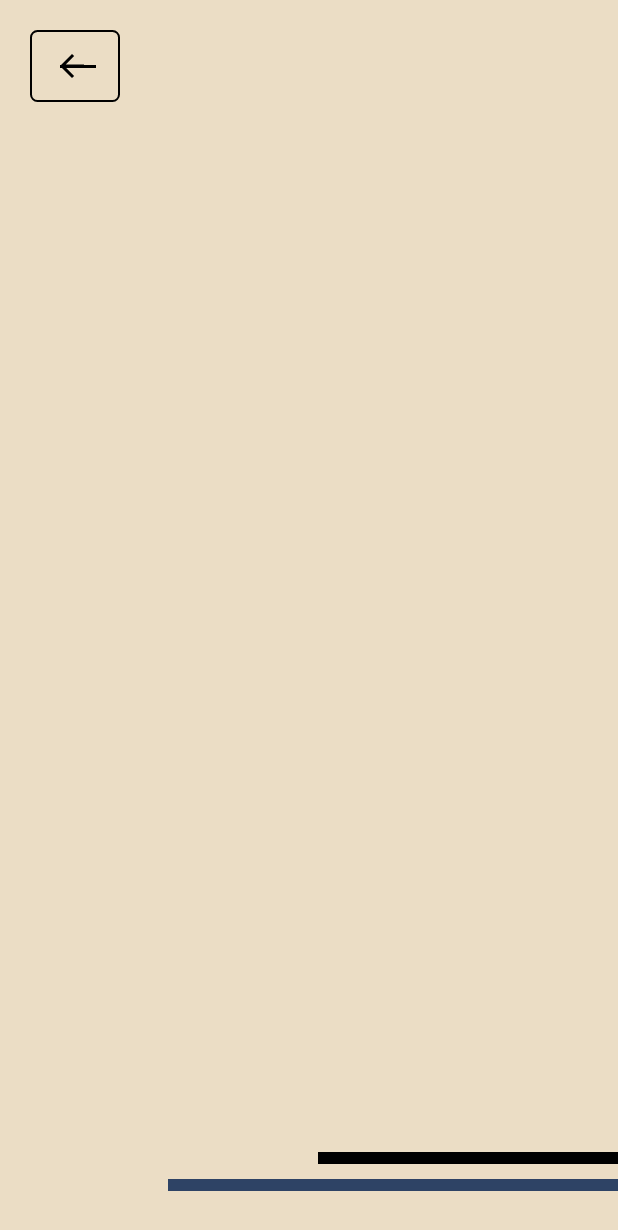
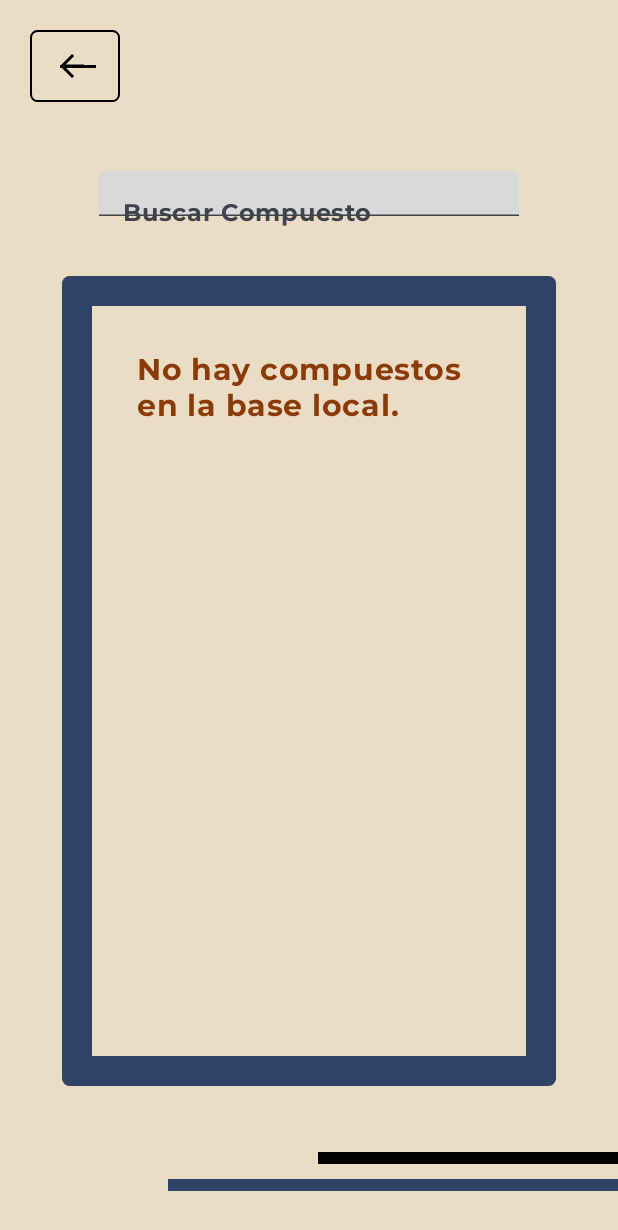
Before and after one commit to GaboIraheta/SeaShellChemistryInc, an Android app built with Jetpack Compose: the screen it shows after launch (MainActivity), after a tap on an icon or button, on a phone screen of 412 x 824 dp. Shown: the top 1230 px of the screen. Run offline under Robolectric (Android 15) with nearby library versions, the phone set to English and light mode, and no system bars; our stand-ins replace Dagger/Hilt's generated code, Room's generated code.

Commit message:
:arrow_up: :recycle: ADD: Se arregla el problema con las dependencias y se refactoriza la inyección de la instancia de base de datos

```diff
--- a/SeaShellCalculator/app/src/main/java/com/proyectoPdm/seashellinc/MainActivity.kt
+++ b/SeaShellCalculator/app/src/main/java/com/proyectoPdm/seashellinc/MainActivity.kt
@@ -12,7 +12,9 @@ import com.proyectoPdm.seashellinc.presentation.navigation.Navigation
 import com.proyectoPdm.seashellinc.presentation.ui.screens.ChemicalUnitsScreen
 import com.proyectoPdm.seashellinc.presentation.ui.screens.PhysicalUnitsScreen
 import com.proyectoPdm.seashellinc.presentation.ui.theme.SeaShellCalculatorTheme
+import dagger.hilt.android.AndroidEntryPoint
 
+@AndroidEntryPoint
 class MainActivity : ComponentActivity() {
     override fun onCreate(savedInstanceState: Bundle?) {
         super.onCreate(savedInstanceState)
--- a/SeaShellCalculator/app/src/main/java/com/proyectoPdm/seashellinc/data/remote/CompoundApiService.kt
+++ b/SeaShellCalculator/app/src/main/java/com/proyectoPdm/seashellinc/data/remote/CompoundApiService.kt
@@ -6,7 +6,7 @@ import retrofit2.Retrofit
 import retrofit2.http.GET
 
 interface CompoundApiService {
-    @GET(/*Api url*/)
+    @GET(/*Api url*/"/getAll")
     suspend fun getCompounds() : Response<CompoundApiResponse>  //TODO: Configurar que mande como argumentos el correo del usuario y el token de autenticación
 
     //TODO Hacer el post
--- /dev/null
+++ b/SeaShellCalculator/app/src/main/java/com/proyectoPdm/seashellinc/di/DatabaseModule.kt
@@ -0,0 +1,29 @@
+package com.proyectoPdm.seashellinc.di
+
+import android.content.Context
+import androidx.room.Room
+import com.proyectoPdm.seashellinc.data.database.CompoundDatabase
+import com.proyectoPdm.seashellinc.data.database.daos.CompoundDao
+import dagger.Module
+import dagger.Provides
+import dagger.hilt.InstallIn
+import dagger.hilt.android.qualifiers.ApplicationContext
+import dagger.hilt.components.SingletonComponent
+import javax.inject.Singleton
+
+
+@Module
+@InstallIn(SingletonComponent::class)
+object DatabaseModule {
+    @Provides
+    @Singleton
+    fun provideDatabase(
+        @ApplicationContext context : Context
+    ) : CompoundDatabase {
+        return Room.databaseBuilder(
+            context,
+            CompoundDatabase::class.java,
+            "CompoundDatabase"
+        ).fallbackToDestructiveMigration().build()
+    }
+}
--- a/SeaShellCalculator/app/src/main/java/com/proyectoPdm/seashellinc/presentation/navigation/Navigation.kt
+++ b/SeaShellCalculator/app/src/main/java/com/proyectoPdm/seashellinc/presentation/navigation/Navigation.kt
@@ -40,7 +40,8 @@ fun Navigation() {
         }
 
         composable<MolarMassScreenSerializable> {
-            MolarMassScreen(navController)
+            //MolarMassScreen(navController)
+            MolarMassPersonalScreen(navController)
         }
 
         composable<MolarMassPersonalScreenSerializable> {
--- a/SeaShellCalculator/app/src/main/java/com/proyectoPdm/seashellinc/presentation/ui/components/AppGoBackButton.kt
+++ b/SeaShellCalculator/app/src/main/java/com/proyectoPdm/seashellinc/presentation/ui/components/AppGoBackButton.kt
@@ -2,6 +2,7 @@ package com.proyectoPdm.seashellinc.presentation.ui.components
 
 import androidx.compose.foundation.background
 import androidx.compose.foundation.border
+import androidx.compose.foundation.clickable
 import androidx.compose.foundation.layout.Box
 import androidx.compose.foundation.layout.Row
 import androidx.compose.foundation.layout.fillMaxWidth
@@ -20,6 +21,12 @@ import androidx.compose.material3.MaterialTheme
 import androidx.compose.material3.Surface
 import androidx.compose.material3.Text
 import androidx.compose.runtime.Composable
+import androidx.compose.runtime.LaunchedEffect
+import androidx.compose.runtime.currentRecomposeScope
+import androidx.compose.runtime.getValue
+import androidx.compose.runtime.mutableStateOf
+import androidx.compose.runtime.remember
+import androidx.compose.runtime.setValue
 import androidx.compose.ui.Alignment
 import androidx.compose.ui.Modifier
 import androidx.compose.ui.draw.shadow
@@ -28,22 +35,33 @@ import androidx.compose.ui.tooling.preview.Preview
 import androidx.compose.ui.unit.Dp
 import androidx.compose.ui.unit.dp
 import com.proyectoPdm.seashellinc.presentation.ui.theme.MainBlue
+import kotlinx.coroutines.coroutineScope
+import kotlinx.coroutines.delay
+import kotlinx.coroutines.launch
 
 @Composable
 fun AppGoBackButton(
     width: Dp,
-   onClick: () -> Unit,
+    onClick: () -> Unit,
 ) {
+    var isEnabled by remember { mutableStateOf(true) }
 
     Surface(
-        onClick = {onClick()},
         color = Color.Transparent,
         shape = RoundedCornerShape(4.dp),
-        modifier = Modifier.height(48.dp).border(1.dp, Color.Black, RoundedCornerShape(5.dp)).width(width)
+        modifier = Modifier
+            .height(48.dp)
+            .border(1.dp, Color.Black, RoundedCornerShape(5.dp))
+            .width(width).clickable(enabled = isEnabled) {
+                isEnabled = false
+                onClick()
+            }
     ) {
         Row(
             verticalAlignment = Alignment.CenterVertically,
-            modifier = Modifier.padding(horizontal = 16.dp).background(Color.Transparent),
+            modifier = Modifier
+                .padding(horizontal = 16.dp)
+                .background(Color.Transparent),
         ) {
 
 
--- a/SeaShellCalculator/app/src/main/java/com/proyectoPdm/seashellinc/presentation/ui/screens/molarMasses/MolarMassPersonalScreen.kt
+++ b/SeaShellCalculator/app/src/main/java/com/proyectoPdm/seashellinc/presentation/ui/screens/molarMasses/MolarMassPersonalScreen.kt
@@ -97,10 +97,11 @@ fun MolarMassPersonalScreen(
                 }
             }
 
-            Column(modifier = Modifier.padding(16.dp)) {
+            Column(modifier = Modifier.padding(16.dp),horizontalAlignment = Alignment.CenterHorizontally) {
+                Spacer(Modifier.height(30.dp))
                 Row(
                     modifier = Modifier.fillMaxWidth(),
-                    horizontalArrangement = Arrangement.SpaceBetween,
+                    horizontalArrangement = Arrangement.Center,
                     verticalAlignment = Alignment.CenterVertically
                 ) {
                     AppTextField(
@@ -110,7 +111,7 @@ fun MolarMassPersonalScreen(
                     )
                 }
 
-                Spacer(modifier = Modifier.height(15.dp))
+                Spacer(modifier = Modifier.height(40.dp))
 
                 Column(
                     modifier = Modifier
@@ -118,7 +119,7 @@ fun MolarMassPersonalScreen(
                         .background(MainBlue)
                         .padding(20.dp)
                         .height(500.dp)
-                        .fillMaxWidth()
+                        .fillMaxWidth(0.85f)
 
                 ) {
                     if (isLoading) {
@@ -127,9 +128,26 @@ fun MolarMassPersonalScreen(
                                 .fillMaxSize()
                                 .align(Alignment.CenterHorizontally)
                         ) {
+                            Column(
+                                modifier = Modifier
+                                    .background(Background)
+                                    .padding(30.dp)
+                                    .fillMaxHeight()
+                                    .fillMaxWidth(),
+                                horizontalAlignment = Alignment.CenterHorizontally,
+                                verticalArrangement = Arrangement.Center
+                            ) {
                                 CircularProgressIndicator()
                             }
+                        }
                     } else if (!errorMessage.isEmpty()) {
+                        Column(
+                            modifier = Modifier
+                                .background(Background)
+                                .padding(30.dp)
+                                .fillMaxHeight()
+                                .fillMaxWidth()
+                        ) {
                             Text(
                                 errorMessage,
                                 fontFamily = MontserratFontFamily,
@@ -137,6 +155,7 @@ fun MolarMassPersonalScreen(
                                 fontSize = 20.sp,
                                 color = CitrineBrown
                             )
+                        }
                     } else {
                         LazyColumn(
                             modifier = Modifier
@@ -150,7 +169,7 @@ fun MolarMassPersonalScreen(
                                 Box(
                                     modifier = Modifier
                                         .fillMaxWidth()
-                                        .clickable{
+                                        .clickable {
                                             navController.navigate(
                                                 CompoundScreenSerializable(item.compoundName)
                                             )
--- a/SeaShellCalculator/app/src/main/java/com/proyectoPdm/seashellinc/presentation/ui/screens/molarMasses/MolarMassPersonalViewModel.kt
+++ b/SeaShellCalculator/app/src/main/java/com/proyectoPdm/seashellinc/presentation/ui/screens/molarMasses/MolarMassPersonalViewModel.kt
@@ -9,9 +9,8 @@ import com.proyectoPdm.seashellinc.data.model.Compound
 import com.proyectoPdm.seashellinc.data.model.Result
 import com.proyectoPdm.seashellinc.data.repository.CompoundRepository
 import com.proyectoPdm.seashellinc.utils.ConnectivityHelper
-import dagger.hilt.android.internal.Contexts.getApplication
 import dagger.hilt.android.lifecycle.HiltViewModel
-import kotlinx.coroutines.Dispatchers
+import kotlinx.coroutines.TimeoutCancellationException
 import kotlinx.coroutines.flow.MutableStateFlow
 import kotlinx.coroutines.flow.SharingStarted
 import kotlinx.coroutines.flow.StateFlow
@@ -20,6 +19,7 @@ import kotlinx.coroutines.flow.combine
 import kotlinx.coroutines.flow.firstOrNull
 import kotlinx.coroutines.flow.stateIn
 import kotlinx.coroutines.launch
+import kotlinx.coroutines.withTimeout
 import javax.inject.Inject
 
 @HiltViewModel
@@ -68,18 +68,27 @@ class MolarMassPersonalViewModel @Inject constructor(
                         db.CompoundDao().addCompound(CompoundEntity(compound = item))
                     }
                 } else {
-                    val result = db.CompoundDao().getCompoundList().firstOrNull()
+                    try {
+                        withTimeout(3_000L) {
+                            val result = db.CompoundDao().getCompoundList().firstOrNull()
 
-                    if (result?.isEmpty() == true){
-                        return@launch
-                    }
+                            if (result?.isEmpty() == true) {
+                                _errorMessage.value = "No hay compuestos en la base local."
+                                return@withTimeout
+                            }
 
-                    db.CompoundDao().getCompoundList().collect { compoundList ->
-                        _compoundList.value = compoundList
+                            db.CompoundDao().getCompoundList().collect { compoundList ->
+                                _compoundList.value = compoundList
+                            }
+                        }
+                    } catch (_: TimeoutCancellationException) {
+                        _errorMessage.value = "Tiempo de espera agotado al cargar los datos locales."
                     }
                 }
             } catch (e : Exception){
                 _errorMessage.value = "Error: ${e.message}"
+            } finally {
+                _isLoading.value = false
             }
         }
     }
--- a/SeaShellCalculator/build.gradle.kts
+++ b/SeaShellCalculator/build.gradle.kts
@@ -3,10 +3,12 @@ plugins {
     alias(libs.plugins.android.application) apply false
     alias(libs.plugins.kotlin.android) apply false
     alias(libs.plugins.kotlin.compose) apply false
+    id("com.google.dagger.hilt.android") version "2.56.2" apply false
+    id("com.google.devtools.ksp") version "2.0.21-1.0.27" apply false
 }
 
 buildscript {
     dependencies {
-        classpath("com.google.dagger:hilt-android-gradle-plugin:2.48")
+        classpath("com.google.dagger:hilt-android-gradle-plugin:2.56.2")
     }
 }
```
Also changed, not shown: SeaShellCalculator/app/build.gradle.kts (+6 -6 lines), SeaShellCalculator/app/src/main/java/com/proyectoPdm/seashellinc/data/database/InitDatabase.kt (deleted, +0 -20 lines), SeaShellCalculator/app/src/main/java/com/proyectoPdm/seashellinc/di/CompoundModule.kt (+1 -8 lines), SeaShellCalculator/gradle/libs.versions.toml (+5 -3 lines), SeaShellCalculator/gradle/wrapper/gradle-wrapper.properties. Lines whose indentation alone changed are shown as unchanged.
